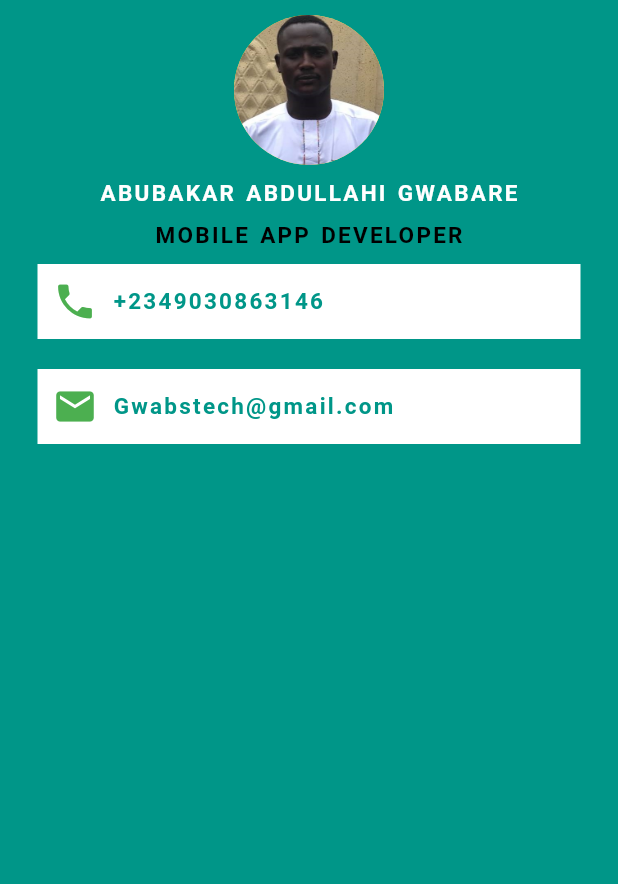
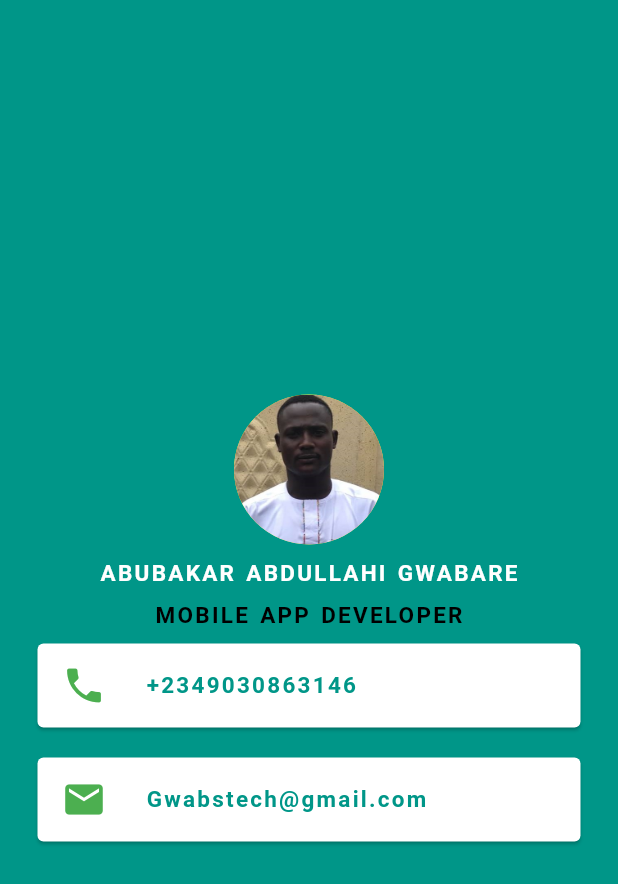
Before and after one commit to gwabstech/Mi-Card, a Flutter app: the screen it shows after launch, on a phone screen of 412 x 824 dp. Shown: the top 884 px of the screen. Run offline on Flutter 3.47's test engine with Material 2 defaults, Android fonts, the phone set to English and light mode, and no system bars; Roboto replaces fonts that are missing (Koulen).

Commit message:
card added

```diff
--- a/lib/main.dart
+++ b/lib/main.dart
@@ -9,32 +9,23 @@ class MyApp extends StatelessWidget {
   Widget build(BuildContext context) {
     return MaterialApp(
       home: Scaffold(
-        /*
-        appBar: AppBar(
-          title: Text('My Card'),
-          backgroundColor: Colors.blueGrey,
-          foregroundColor: Colors.orangeAccent,
-          centerTitle: true,
-        ),
-
-
-         */
         backgroundColor: Colors.teal,
         body: SafeArea(
             child: Column(
-          children: <Widget>[
-            const SizedBox(
+          mainAxisAlignment: MainAxisAlignment.center,
+          children: const <Widget>[
+            SizedBox(
               height: 10.0,
             ),
-            const CircleAvatar(
+            CircleAvatar(
               radius: 50.0,
               backgroundColor: Colors.yellow,
               backgroundImage: AssetImage('images/meeee.jpg'),
             ),
-            const SizedBox(
+            SizedBox(
               height: 10.0,
             ),
-            const Text(
+            Text(
               'ABUBAKAR ABDULLAHI GWABARE',
               style: TextStyle(
                 fontSize: 15,
@@ -45,10 +36,10 @@ class MyApp extends StatelessWidget {
                 letterSpacing: 1.5,
               ),
             ),
-            const SizedBox(
+            SizedBox(
               height: 10.0,
             ),
-            const Text(
+            Text(
               'MOBILE APP DEVELOPER',
               style: TextStyle(
                 fontSize: 15,
@@ -59,22 +50,16 @@ class MyApp extends StatelessWidget {
                 wordSpacing: 1.5,
               ),
             ),
-            Container(
+            Card(
               color: Colors.white,
-              padding: const EdgeInsets.all(10.0),
-              margin:
-                  const EdgeInsets.symmetric(vertical: 10.0, horizontal: 25.0),
-              child: Row(
-                children: const <Widget>[
-                  Icon(
+              margin: EdgeInsets.symmetric(vertical: 10.0, horizontal: 25.0),
+              child: ListTile(
+                leading: Icon(
                   Icons.phone,
                   size: 30,
                   color: Colors.green,
                 ),
-                  SizedBox(
-                    width: 10.0,
-                  ),
-                  Text(
+                title: Text(
                   '+2349030863146',
                   style: TextStyle(
                       color: Colors.teal,
@@ -82,26 +67,19 @@ class MyApp extends StatelessWidget {
                       fontSize: 15,
                       fontWeight: FontWeight.bold,
                       letterSpacing: 1.5),
-                  )
-                ],
                 ),
               ),
-            Container(
+            ),
+            Card(
               color: Colors.white,
-              padding: const EdgeInsets.all(10.0),
-              margin:
-                  const EdgeInsets.symmetric(vertical: 10.0, horizontal: 25.0),
-              child: Row(
-                children: const <Widget>[
-                  Icon(
+              margin: EdgeInsets.symmetric(vertical: 10.0, horizontal: 25.0),
+              child: ListTile(
+                leading: Icon(
                   Icons.email,
                   size: 30,
                   color: Colors.green,
                 ),
-                  SizedBox(
-                    width: 10.0,
-                  ),
-                  Text(
+                title: Text(
                   'Gwabstech@gmail.com',
                   style: TextStyle(
                       color: Colors.teal,
@@ -109,8 +87,7 @@ class MyApp extends StatelessWidget {
                       fontSize: 15,
                       fontWeight: FontWeight.bold,
                       letterSpacing: 1.5),
-                  )
-                ],
+                ),
               ),
             )
           ],
```
Lines whose indentation alone changed are shown as unchanged.
